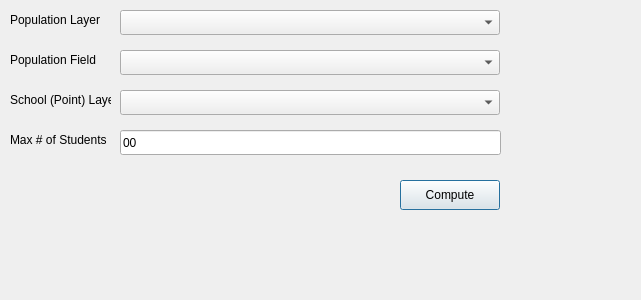
First picture: the form in needed_schools_dialog_base.ui, repository MunthaliAustin/school-discovery-tool, before the edit.
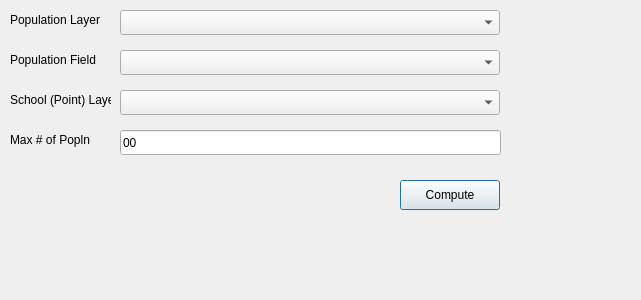
Second picture: the form after the edit.

The edit to the form file:
```diff
--- a/needed_schools_dialog_base.ui
+++ b/needed_schools_dialog_base.ui
@@ -89,7 +89,7 @@
     </rect>
    </property>
    <property name="text">
-    <string>Max # of Students</string>
+    <string>Max # of Popln</string>
    </property>
   </widget>
   <widget class="QLineEdit" name="lineEdit_peoplePerSchool">
```
